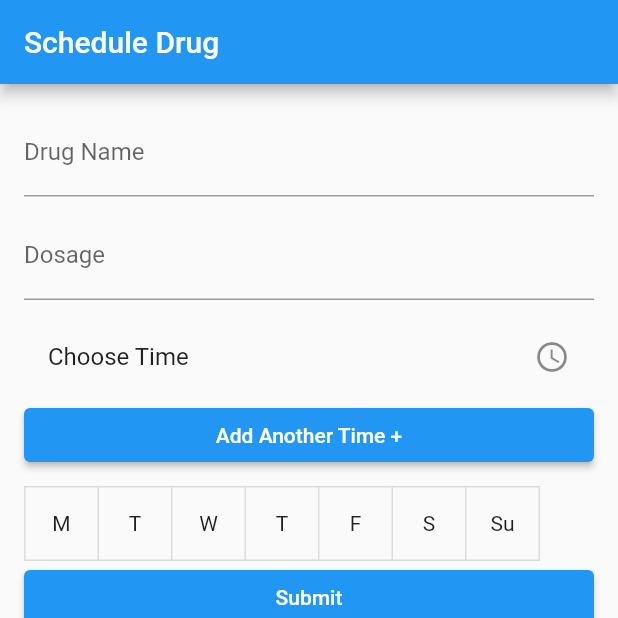
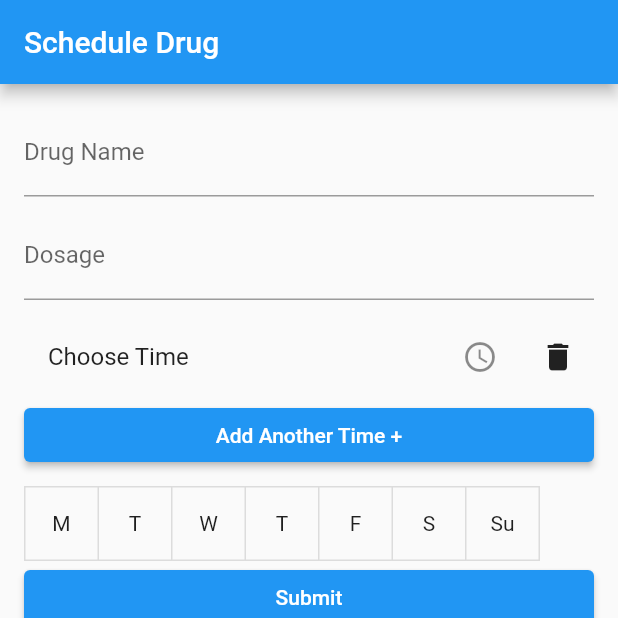
Before and after one commit to dan-mit/PharmaBuddy, a Flutter app: the screen it shows after launch, item 3 of the bottom bar chosen, on a phone screen of 412 x 824 dp, the top half of it. Run offline on Flutter 3.47's test engine with Material 2 defaults, Android fonts, the phone set to English and light mode, and no system bars; drawn by our look-alikes of google_nav_bar; our stand-ins replace flutter_local_notifications, timezone.

Commit message:
Changed the timelist widget to a column to dynamically adjust based on amount of items and delete created times, may cause performance issues down the line

```diff
--- a/lib/pages/SchedulePage.dart
+++ b/lib/pages/SchedulePage.dart
@@ -33,9 +33,26 @@ class _SchedulePageState extends State<SchedulePage> {
             decoration: InputDecoration(labelText: 'Dosage'),
           ),
           SizedBox(height: 10),
-          ...drugTimes.map((time) {
-            return TimePicker(time: time);
-          }).toList(),
+          Column(
+            children: drugTimes.map((time) {
+              int index = drugTimes.indexOf(time);
+              return Row(
+                children: [
+                  Expanded(
+                    child: TimePicker(time: time),
+                  ),
+                  IconButton(
+                    icon: Icon(Icons.delete),
+                    onPressed: () {
+                      setState(() {
+                        drugTimes.removeAt(index);
+                      });
+                    },
+                  ),
+                ],
+              );
+            }).toList(),
+          ),
           ElevatedButton(
             child: Text('Add Another Time +'),
             onPressed: () {
```
Also changed, not shown: 3 other files.
